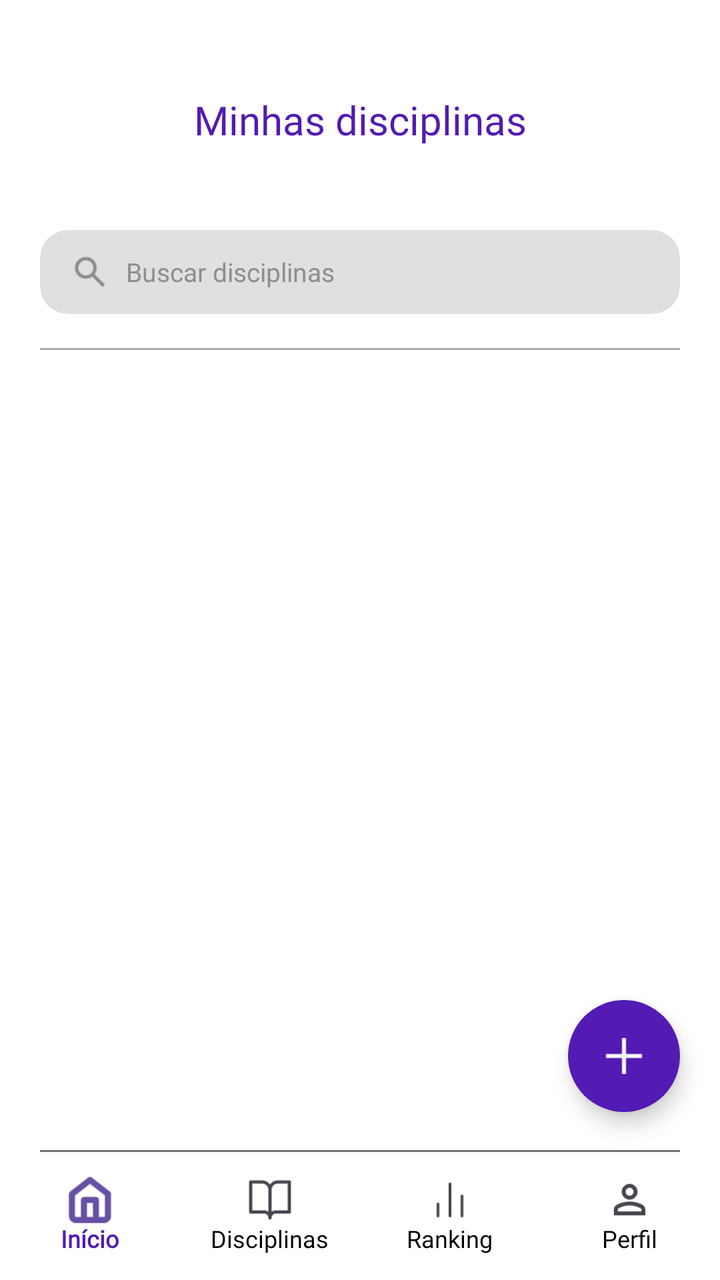
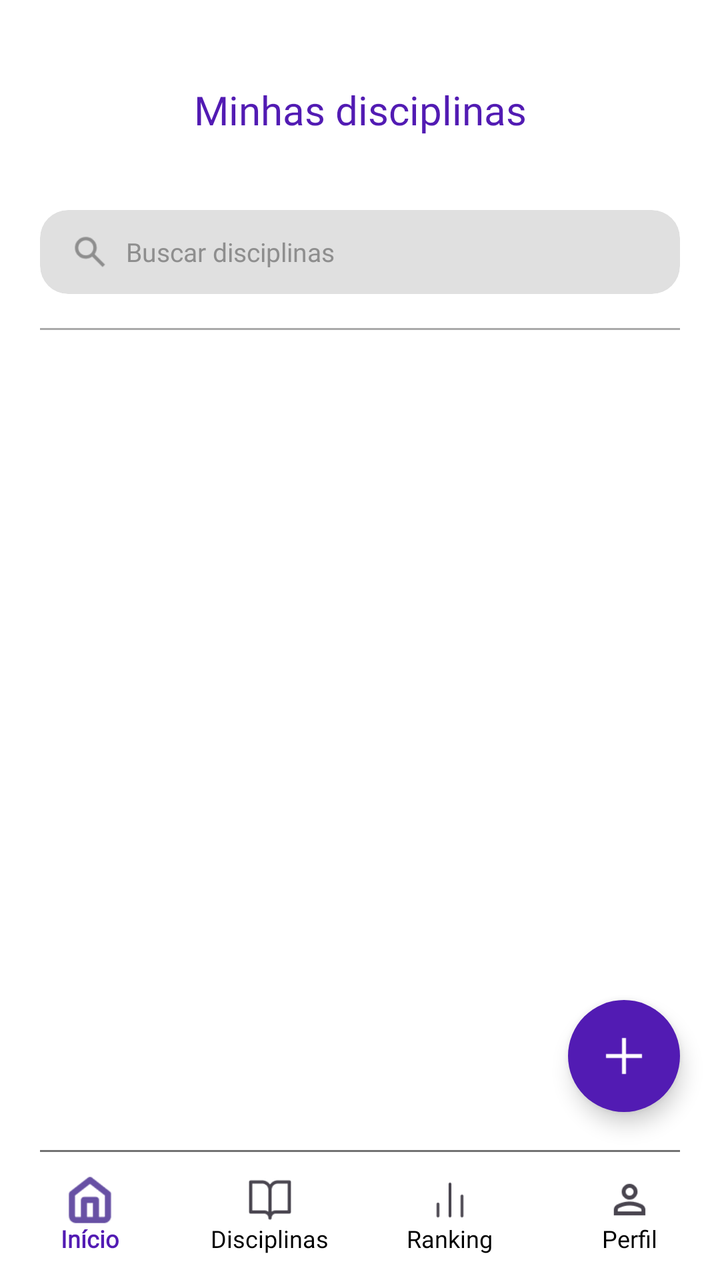

The first picture is an Android layout as it rendered before a commit; the second is the same layout after the commit. The layout source and the unified diff follow.
<!-- AndroidManifest.xml: application theme Theme.MeuFuturoAgora -->
<!-- res/layout/activity_tela_disciplina_professor.xml -->
<?xml version="1.0" encoding="utf-8"?>
<androidx.constraintlayout.widget.ConstraintLayout
    xmlns:android="http://schemas.android.com/apk/res/android"
    xmlns:app="http://schemas.android.com/apk/res-auto"
    xmlns:tools="http://schemas.android.com/tools"
    android:id="@+id/main"
    android:layout_width="match_parent"
    android:layout_height="match_parent"
    android:background="@android:color/white"
    tools:context=".TelaDisciplinaProfessor">


    
    
    

    <TextView
        android:layout_marginTop="35dp"
        android:id="@+id/tvTituloDisciplinas"
        android:layout_width="wrap_content"
        android:gravity="center"
        android:layout_height="50dp"
        android:text="Minhas disciplinas"
        android:textColor="@color/roxo_primario"
        android:textSize="20sp"
        android:fontFamily="@font/poppins_bold"

        app:layout_constraintTop_toTopOf="parent"
        app:layout_constraintStart_toStartOf="parent"
        app:layout_constraintEnd_toEndOf="parent" />


    
    
    


    
    
    

    <LinearLayout
        android:layout_width="0dp"
        android:layout_height="0dp"
        android:orientation="vertical"
        android:paddingStart="20dp"
        android:paddingEnd="20dp"
        android:paddingTop="0dp"
        android:layout_marginTop="30dp"
        android:paddingBottom="10dp"

        app:layout_constraintTop_toBottomOf="@id/tvTituloDisciplinas"
        app:layout_constraintBottom_toTopOf="@id/bottomNavigation"
        app:layout_constraintStart_toStartOf="parent"
        app:layout_constraintEnd_toEndOf="parent">


        
        
        

        <androidx.cardview.widget.CardView
            android:layout_width="match_parent"
            android:layout_height="42dp"
            app:cardCornerRadius="14dp"
            app:cardElevation="0dp"
            app:cardBackgroundColor="#E0E0E0">

            <LinearLayout
                android:layout_width="match_parent"
                android:layout_height="match_parent"
                android:gravity="center_vertical"
                android:orientation="horizontal"
                android:paddingStart="15dp"
                android:paddingEnd="15dp">

                <ImageView
                    android:layout_width="20dp"
                    android:layout_height="20dp"
                    android:src="@drawable/ic_busca"
                    android:contentDescription="Buscar" />

                <EditText
                    android:id="@+id/edtBuscar"
                    android:layout_width="match_parent"
                    android:layout_height="match_parent"
                    android:layout_marginStart="8dp"
                    android:background="@null"
                    android:textColor="#8E8E8E"
                    android:textColorHint="#8E8E8E"
                    android:hint="Buscar disciplinas"
                    android:textSize="13sp"
                    android:fontFamily="@font/poppins_regular"
                    android:singleLine="true"
                    android:padding="0dp" />

            </LinearLayout>

        </androidx.cardview.widget.CardView>


        
        
        

        <View
            android:layout_width="match_parent"
            android:layout_height="1dp"
            android:layout_marginTop="17dp"
            android:background="#AAAAAA" />


        
        
        

        <androidx.recyclerview.widget.RecyclerView
            android:id="@+id/recyclerDisciplinas"
            android:layout_width="match_parent"
            android:layout_height="0dp"
            android:layout_weight="1"
            android:layout_marginTop="5dp"
            android:clipToPadding="false"
            android:paddingBottom="5dp" />

    </LinearLayout>


    
    
    

    <com.google.android.material.floatingactionbutton.FloatingActionButton
        android:id="@+id/btnCriarDisciplina"
        android:layout_width="wrap_content"
        android:layout_height="wrap_content"
        android:layout_marginEnd="20dp"
        android:layout_marginBottom="20dp"
        android:contentDescription="Criar disciplina"
        android:src="@drawable/ic_mais"
        app:backgroundTint="#521BB3"
        app:shapeAppearanceOverlay="@style/CircleImageView"
        app:tint="@android:color/white"
        app:layout_constraintBottom_toTopOf="@id/bottomNavigation"
        app:layout_constraintEnd_toEndOf="parent" />


    
    
    

    <View
        android:id="@+id/linhaBottomBar"
        android:layout_width="0dp"
        android:layout_height="1dp"
        android:layout_marginStart="20dp"
        android:layout_marginEnd="20dp"
        android:background="#737373"
        app:layout_constraintBottom_toTopOf="@id/bottomNavigation"
        app:layout_constraintEnd_toEndOf="parent"
        app:layout_constraintStart_toStartOf="parent" />

    <com.google.android.material.bottomnavigation.BottomNavigationView
        android:id="@+id/bottomNavigation"
        android:layout_width="0dp"
        android:layout_height="wrap_content"
        app:paddingBottomSystemWindowInsets="false"
        android:background="@android:color/white"
        android:minHeight="64dp"
        app:itemActiveIndicatorStyle="@style/BottomNavigationActiveIndicator"
        app:itemHorizontalTranslationEnabled="false"
        app:itemIconSize="24dp"
        app:itemIconTint="@null"
        app:itemTextAppearanceActive="@style/BottomNavigationText"
        app:itemTextAppearanceInactive="@style/BottomNavigationText"
        app:itemTextColor="@color/bottom_navigation_text"
        app:labelVisibilityMode="labeled"
        app:layout_constraintBottom_toBottomOf="parent"
        app:layout_constraintEnd_toEndOf="parent"
        app:layout_constraintStart_toStartOf="parent"
        app:menu="@menu/menu_aluno" />

</androidx.constraintlayout.widget.ConstraintLayout>
<!-- resources referenced by this layout -->
<resources>
  <color name="roxo_primario">#521BB3</color>
  <!-- drawable ic_busca: png bitmap (drawable, 598 bytes) -->
  <!-- drawable ic_mais: png bitmap (drawable, 541 bytes) -->
  <style name="BottomNavigationActiveIndicator">
          <item name="android:color">@android:color/transparent</item>
      </style>
  <style name="BottomNavigationText">
          <item name="android:textSize">12sp</item>
          <item name="android:fontFamily">@font/poppins_semibold</item>
      </style>
  <style name="CircleImageView">
          <item name="cornerFamily">rounded</item>
          <item name="cornerSize">50%</item>
      </style>
  <style name="Theme.MeuFuturoAgora" parent="Base.Theme.MeuFuturoAgora" />
  <style name="Base.Theme.MeuFuturoAgora" parent="Theme.Material3.DayNight.NoActionBar">
          <item name="android:navigationBarColor">@android:color/transparent</item>
      </style>
</resources>

<!-- the commit's change to res/layout/activity_tela_disciplina_professor.xml (unified diff, before → after) -->
@@ -19,7 +19,7 @@
         android:id="@+id/tvTituloDisciplinas"
         android:layout_width="wrap_content"
         android:gravity="center"
-        android:layout_height="50dp"
+        android:layout_height="40dp"
         android:text="Minhas disciplinas"
         android:textColor="@color/roxo_primario"
         android:textSize="20sp"
